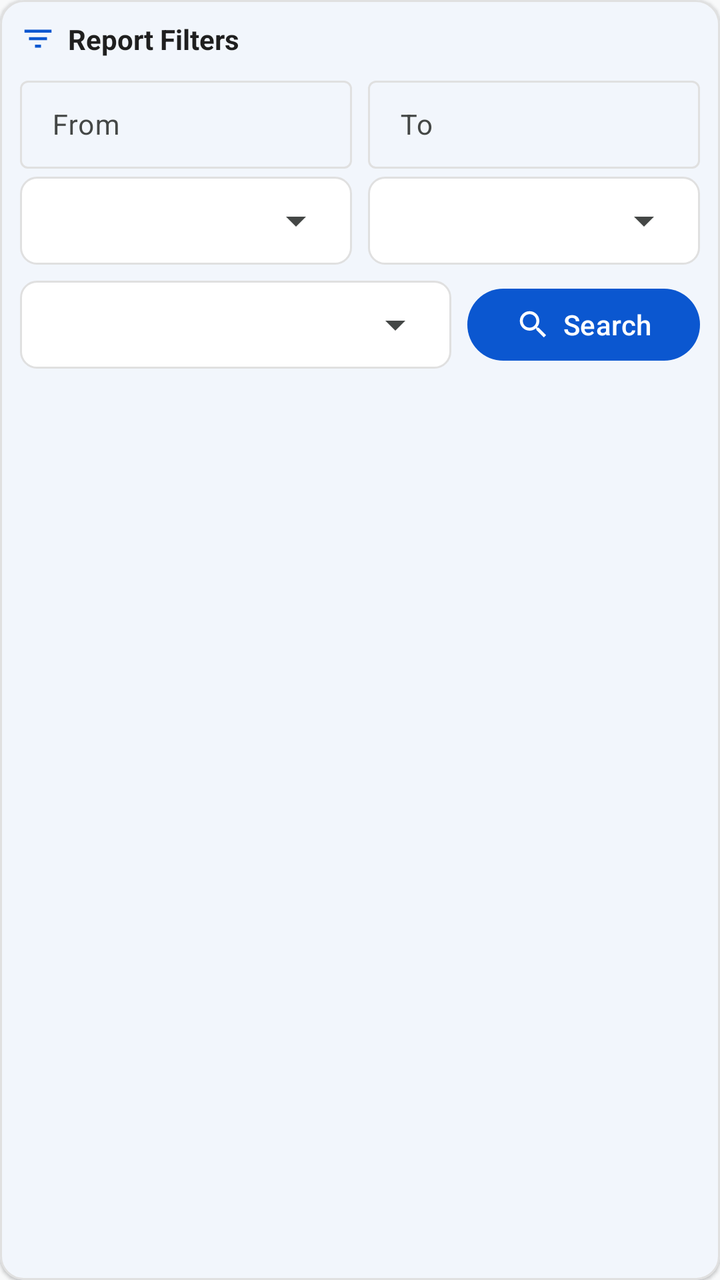
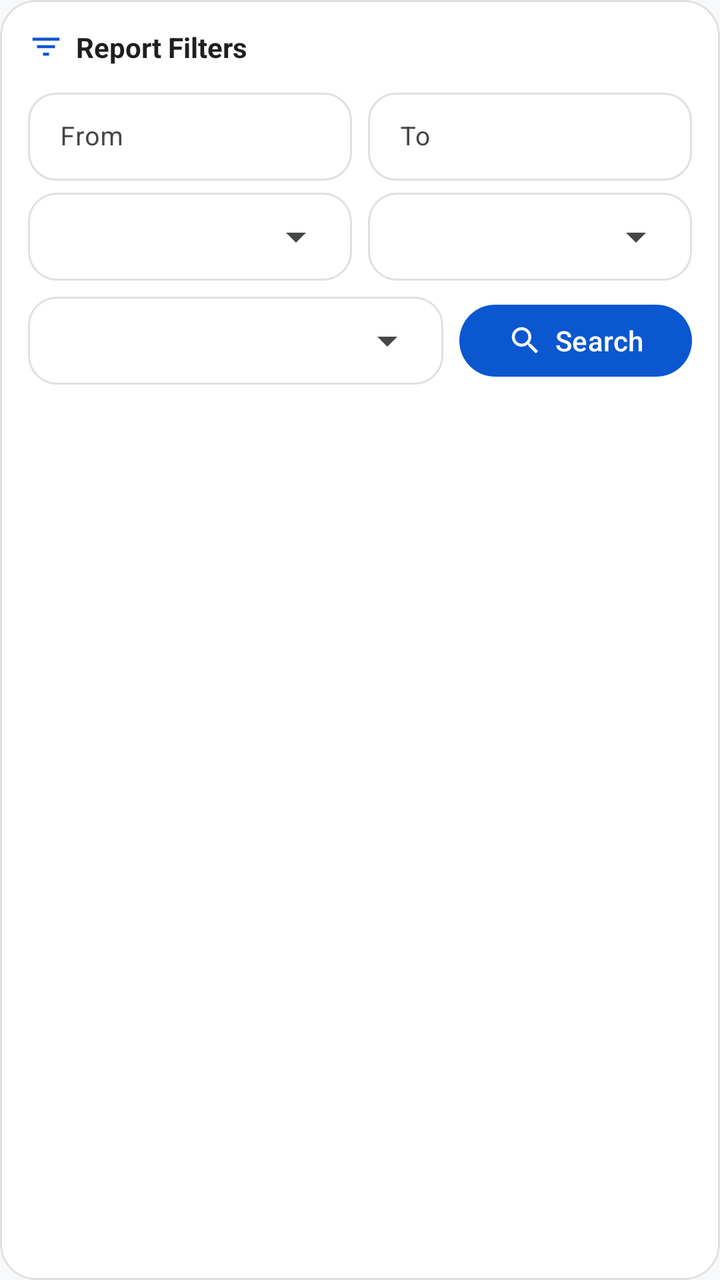

Before-and-after screenshots of an Android layout around one commit, followed by the original layout XML and the change that was made.
<!-- AndroidManifest.xml: application theme Theme.OrderPro -->
<!-- res/layout/layout_report_header_filter.xml -->
<?xml version="1.0" encoding="utf-8"?>
<com.google.android.material.card.MaterialCardView xmlns:android="http://schemas.android.com/apk/res/android"
    xmlns:app="http://schemas.android.com/apk/res-auto"
    android:id="@+id/cardReportHeaderFilter"
    android:layout_width="match_parent"
    android:layout_height="wrap_content"
    android:layout_marginBottom="8dp"
    app:cardBackgroundColor="@color/surface_light"
    app:cardCornerRadius="12dp"
    app:cardElevation="1dp"
    app:strokeColor="@color/outline_light"
    app:strokeWidth="1dp">

    <LinearLayout
        android:layout_width="match_parent"
        android:layout_height="wrap_content"
        android:orientation="vertical"
        android:padding="10dp">

        <LinearLayout
            android:layout_width="match_parent"
            android:layout_height="wrap_content"
            android:layout_marginBottom="6dp"
            android:gravity="center_vertical"
            android:orientation="horizontal">

            <ImageView
                android:layout_width="18dp"
                android:layout_height="18dp"
                android:contentDescription="Filter Icon"
                android:src="@drawable/ic_filter"
                app:tint="@color/google_blue" />

            <TextView
                android:layout_width="wrap_content"
                android:layout_height="wrap_content"
                android:layout_marginStart="6dp"
                android:text="Report Filters"
                android:textColor="@color/on_surface_light"
                android:textSize="14sp"
                android:textStyle="bold" />
        </LinearLayout>

        <LinearLayout
            android:layout_width="match_parent"
            android:layout_height="wrap_content"
            android:layout_marginBottom="4dp"
            android:baselineAligned="false"
            android:orientation="horizontal">

            <com.google.android.material.textfield.TextInputLayout
                android:id="@+id/fromLayout"
                style="@style/Widget.Material3.TextInputLayout.OutlinedBox"
                android:layout_width="0dp"
                android:layout_height="wrap_content"
                android:layout_marginEnd="4dp"
                android:layout_weight="1"
                android:hint="From">

                <com.google.android.material.textfield.TextInputEditText
                    android:id="@+id/etFromDate"
                    android:layout_width="match_parent"
                    android:layout_height="wrap_content"
                    android:clickable="true"
                    android:cursorVisible="false"
                    android:focusable="false"
                    android:inputType="none"
                    android:minHeight="44dp"
                    android:paddingTop="8dp"
                    android:paddingBottom="8dp"
                    android:textSize="14sp" />
            </com.google.android.material.textfield.TextInputLayout>

            <com.google.android.material.textfield.TextInputLayout
                android:id="@+id/toLayout"
                style="@style/Widget.Material3.TextInputLayout.OutlinedBox"
                android:layout_width="0dp"
                android:layout_height="wrap_content"
                android:layout_marginStart="4dp"
                android:layout_weight="1"
                android:hint="To">

                <com.google.android.material.textfield.TextInputEditText
                    android:id="@+id/etToDate"
                    android:layout_width="match_parent"
                    android:layout_height="wrap_content"
                    android:clickable="true"
                    android:cursorVisible="false"
                    android:focusable="false"
                    android:inputType="none"
                    android:minHeight="44dp"
                    android:paddingTop="8dp"
                    android:paddingBottom="8dp"
                    android:textSize="14sp" />
            </com.google.android.material.textfield.TextInputLayout>
        </LinearLayout>

        <LinearLayout
            android:layout_width="match_parent"
            android:layout_height="wrap_content"
            android:layout_marginBottom="8dp"
            android:baselineAligned="false"
            android:orientation="horizontal">

            <com.google.android.material.textfield.TextInputLayout
                android:layout_width="0dp"
                android:layout_height="wrap_content"
                android:layout_marginEnd="4dp"
                android:layout_weight="1"
                android:hint="Region">

                <FrameLayout
                    android:layout_width="match_parent"
                    android:layout_height="44dp"
                    android:background="@drawable/bg_spinner"
                    android:paddingStart="8dp"
                    android:paddingEnd="4dp">

                    <Spinner
                        android:id="@+id/spinnerRegion"
                        android:layout_width="match_parent"
                        android:layout_height="match_parent"
                        android:spinnerMode="dropdown" />
                </FrameLayout>
            </com.google.android.material.textfield.TextInputLayout>

            <com.google.android.material.textfield.TextInputLayout
                android:layout_width="0dp"
                android:layout_height="wrap_content"
                android:layout_marginStart="4dp"
                android:layout_weight="1"
                android:hint="Area">

                <FrameLayout
                    android:layout_width="match_parent"
                    android:layout_height="44dp"
                    android:background="@drawable/bg_spinner"
                    android:paddingStart="8dp"
                    android:paddingEnd="4dp">

                    <Spinner
                        android:id="@+id/spinnerArea"
                        android:layout_width="match_parent"
                        android:layout_height="match_parent"
                        android:spinnerMode="dropdown" />
                </FrameLayout>
            </com.google.android.material.textfield.TextInputLayout>
        </LinearLayout>

        <LinearLayout
            android:layout_width="match_parent"
            android:layout_height="wrap_content"
            android:baselineAligned="false"
            android:gravity="center_vertical"
            android:orientation="horizontal">

            <com.google.android.material.textfield.TextInputLayout
                android:layout_width="0dp"
                android:layout_height="wrap_content"
                android:layout_marginEnd="8dp"
                android:layout_weight="1"
                android:hint="Territory">

                <FrameLayout
                    android:layout_width="match_parent"
                    android:layout_height="44dp"
                    android:background="@drawable/bg_spinner"
                    android:paddingStart="8dp"
                    android:paddingEnd="4dp">

                    <Spinner
                        android:id="@+id/spinnerTerritory"
                        android:layout_width="match_parent"
                        android:layout_height="match_parent"
                        android:spinnerMode="dropdown" />
                </FrameLayout>
            </com.google.android.material.textfield.TextInputLayout>

            <com.google.android.material.button.MaterialButton
                android:id="@+id/btnSearchReport"
                android:layout_width="wrap_content"
                android:layout_height="44dp"
                android:minWidth="96dp"
                android:text="Search"
                android:textSize="14sp"
                app:cornerRadius="24dp"
                app:icon="@drawable/ic_search"
                app:iconGravity="textStart"
                app:iconPadding="6dp" />
        </LinearLayout>

    </LinearLayout>
</com.google.android.material.card.MaterialCardView>
<!-- resources referenced by this layout -->
<resources>
  <color name="google_blue">#0B57D0</color>
  <color name="on_surface_light">#1F1F1F</color>
  <color name="outline_light">#E0E0E0</color>
  <color name="surface_light">#FFFFFF</color>
  <!-- drawable bg_spinner (drawable) -->
  <?xml version="1.0" encoding="utf-8"?>
  <shape xmlns:android="http://schemas.android.com/apk/res/android"
      android:shape="rectangle">
      <corners android:radius="8dp" />
      <solid android:color="@color/surface_light" />
      <stroke
          android:width="1dp"
          android:color="@color/outline_light" />
  </shape>
  <!-- drawable ic_filter (drawable) -->
  <vector xmlns:android="http://schemas.android.com/apk/res/android"
      android:width="24dp"
      android:height="24dp"
      android:viewportWidth="24"
      android:viewportHeight="24">
      <path
          android:fillColor="#FF000000"
          android:pathData="M10,18h4v-2h-4v2zM3,6v2h18V6H3zM6,13h12v-2H6v2z"/>
  </vector>
  <!-- drawable ic_search (drawable) -->
  <vector xmlns:android="http://schemas.android.com/apk/res/android"
      android:width="24dp"
      android:height="24dp"
      android:viewportWidth="24"
      android:viewportHeight="24">
      <path
          android:fillColor="#FF000000"
          android:pathData="M15.5,14h-0.79l-0.28,-0.27C15.41,12.59 16,11.11 16,9.5 16,5.91 13.09,3 9.5,3S3,5.91 3,9.5 5.91,16 9.5,16c1.61,0 3.09,-0.59 4.23,-1.57l0.27,0.28v0.79l5,4.99L20.49,19l-4.99,-5zM9.5,14C7.01,14 5,11.99 5,9.5S7.01,5 9.5,5 14,7.01 14,9.5 11.99,14 9.5,14z"/>
  </vector>
  <style name="Theme.OrderPro" parent="Theme.Material3.DayNight.NoActionBar">
          <item name="colorPrimary">@color/google_blue</item>
          <item name="colorOnPrimary">@color/surface_light</item>
          <item name="colorPrimaryContainer">@color/google_blue_container</item>
          <item name="colorOnPrimaryContainer">@color/on_google_blue_container</item>
          <item name="android:colorBackground">@color/background_light</item>
          <item name="colorSurface">@color/surface_light</item>
          <item name="colorSurfaceVariant">@color/tonal_surface_light</item>
          <item name="colorOnSurface">@color/on_surface_light</item>
          <item name="colorOnSurfaceVariant">@color/on_surface_variant_light</item>
          <item name="colorOutline">@color/outline_light</item>
      </style>
  <color name="google_blue_container">#D3E3FD</color>
  <color name="on_google_blue_container">#041E49</color>
  <color name="background_light">#F8F9FA</color>
  <color name="tonal_surface_light">#F3F6FC</color>
  <color name="on_surface_variant_light">#444746</color>
</resources>

<!-- the commit's change to res/layout/layout_report_header_filter.xml (unified diff, before → after) -->
@@ -4,10 +4,10 @@
     android:id="@+id/cardReportHeaderFilter"
     android:layout_width="match_parent"
     android:layout_height="wrap_content"
-    android:layout_marginBottom="8dp"
+    android:layout_marginBottom="@dimen/card_margin_bottom"
     app:cardBackgroundColor="@color/surface_light"
-    app:cardCornerRadius="12dp"
-    app:cardElevation="1dp"
+    app:cardCornerRadius="@dimen/card_corner_radius_expressive"
+    app:cardElevation="0dp"
     app:strokeColor="@color/outline_light"
     app:strokeWidth="1dp">
 
@@ -15,12 +15,12 @@
         android:layout_width="match_parent"
         android:layout_height="wrap_content"
         android:orientation="vertical"
-        android:padding="10dp">
-
-        <LinearLayout
-            android:layout_width="match_parent"
-            android:layout_height="wrap_content"
-            android:layout_marginBottom="6dp"
+        android:padding="@dimen/card_padding">
+
+        <LinearLayout
+            android:layout_width="match_parent"
+            android:layout_height="wrap_content"
+            android:layout_marginBottom="8dp"
             android:gravity="center_vertical"
             android:orientation="horizontal">
 
@@ -41,10 +41,11 @@
                 android:textStyle="bold" />
         </LinearLayout>
 
-        <LinearLayout
-            android:layout_width="match_parent"
-            android:layout_height="wrap_content"
-            android:layout_marginBottom="4dp"
+        
+        <LinearLayout
+            android:layout_width="match_parent"
+            android:layout_height="wrap_content"
+            android:layout_marginBottom="6dp"
             android:baselineAligned="false"
             android:orientation="horizontal">
 
@@ -55,7 +56,11 @@
                 android:layout_height="wrap_content"
                 android:layout_marginEnd="4dp"
                 android:layout_weight="1"
-                android:hint="From">
+                android:hint="From"
+                app:boxCornerRadiusBottomEnd="@dimen/input_corner_radius_expressive"
+                app:boxCornerRadiusBottomStart="@dimen/input_corner_radius_expressive"
+                app:boxCornerRadiusTopEnd="@dimen/input_corner_radius_expressive"
+                app:boxCornerRadiusTopStart="@dimen/input_corner_radius_expressive">
 
                 <com.google.android.material.textfield.TextInputEditText
                     android:id="@+id/etFromDate"
@@ -68,7 +73,7 @@
                     android:minHeight="44dp"
                     android:paddingTop="8dp"
                     android:paddingBottom="8dp"
-                    android:textSize="14sp" />
+                    android:textSize="13sp" />
             </com.google.android.material.textfield.TextInputLayout>
 
             <com.google.android.material.textfield.TextInputLayout
@@ -78,7 +83,11 @@
                 android:layout_height="wrap_content"
                 android:layout_marginStart="4dp"
                 android:layout_weight="1"
-                android:hint="To">
+                android:hint="To"
+                app:boxCornerRadiusBottomEnd="@dimen/input_corner_radius_expressive"
+                app:boxCornerRadiusBottomStart="@dimen/input_corner_radius_expressive"
+                app:boxCornerRadiusTopEnd="@dimen/input_corner_radius_expressive"
+                app:boxCornerRadiusTopStart="@dimen/input_corner_radius_expressive">
 
                 <com.google.android.material.textfield.TextInputEditText
                     android:id="@+id/etToDate"
@@ -91,10 +100,11 @@
                     android:minHeight="44dp"
                     android:paddingTop="8dp"
                     android:paddingBottom="8dp"
-                    android:textSize="14sp" />
-            </com.google.android.material.textfield.TextInputLayout>
-        </LinearLayout>
-
+                    android:textSize="13sp" />
+            </com.google.android.material.textfield.TextInputLayout>
+        </LinearLayout>
+
+        
         <LinearLayout
             android:layout_width="match_parent"
             android:layout_height="wrap_content"
@@ -147,6 +157,7 @@
             </com.google.android.material.textfield.TextInputLayout>
         </LinearLayout>
 
+        
         <LinearLayout
             android:layout_width="match_parent"
             android:layout_height="wrap_content"
@@ -182,8 +193,9 @@
                 android:layout_height="44dp"
                 android:minWidth="96dp"
                 android:text="Search"
+                android:textAllCaps="false"
                 android:textSize="14sp"
-                app:cornerRadius="24dp"
+                app:cornerRadius="@dimen/button_corner_radius_expressive"
                 app:icon="@drawable/ic_search"
                 app:iconGravity="textStart"
                 app:iconPadding="6dp" />
<!-- resource entries referenced after the edit -->
@@ -4,11 +4,16 @@
   <color name="on_surface_light">#1F1F1F</color>
   <color name="outline_light">#E0E0E0</color>
   <color name="surface_light">#FFFFFF</color>
+  <dimen name="button_corner_radius_expressive">24dp</dimen>
+  <dimen name="card_corner_radius_expressive">18dp</dimen>
+  <dimen name="card_margin_bottom">8dp</dimen>
+  <dimen name="card_padding">14dp</dimen>
+  <dimen name="input_corner_radius_expressive">14dp</dimen>
   <!-- drawable bg_spinner (drawable) -->
   <?xml version="1.0" encoding="utf-8"?>
   <shape xmlns:android="http://schemas.android.com/apk/res/android"
       android:shape="rectangle">
-      <corners android:radius="8dp" />
+      <corners android:radius="@dimen/input_corner_radius_expressive" />
       <solid android:color="@color/surface_light" />
       <stroke
           android:width="1dp"
@@ -45,11 +50,25 @@
           <item name="colorOnSurface">@color/on_surface_light</item>
           <item name="colorOnSurfaceVariant">@color/on_surface_variant_light</item>
           <item name="colorOutline">@color/outline_light</item>
+  
+          
+          <item name="shapeAppearanceCornerSmall">@style/ShapeAppearance.OrderPro.SmallComponent</item>
+          <item name="shapeAppearanceCornerMedium">@style/ShapeAppearance.OrderPro.MediumComponent</item>
+          <item name="shapeAppearanceCornerLarge">@style/ShapeAppearance.OrderPro.LargeComponent</item>
       </style>
   <color name="google_blue_container">#D3E3FD</color>
   <color name="on_google_blue_container">#041E49</color>
   <color name="background_light">#F8F9FA</color>
   <color name="tonal_surface_light">#F3F6FC</color>
   <color name="on_surface_variant_light">#444746</color>
+  <style name="ShapeAppearance.OrderPro.SmallComponent" parent="ShapeAppearance.Material3.Corner.Small">
+          <item name="cornerSize">10dp</item>
+      </style>
+  <style name="ShapeAppearance.OrderPro.MediumComponent" parent="ShapeAppearance.Material3.Corner.Medium">
+          <item name="cornerSize">18dp</item>
+      </style>
+  <style name="ShapeAppearance.OrderPro.LargeComponent" parent="ShapeAppearance.Material3.Corner.Large">
+          <item name="cornerSize">24dp</item>
+      </style>
 </resources>
 
